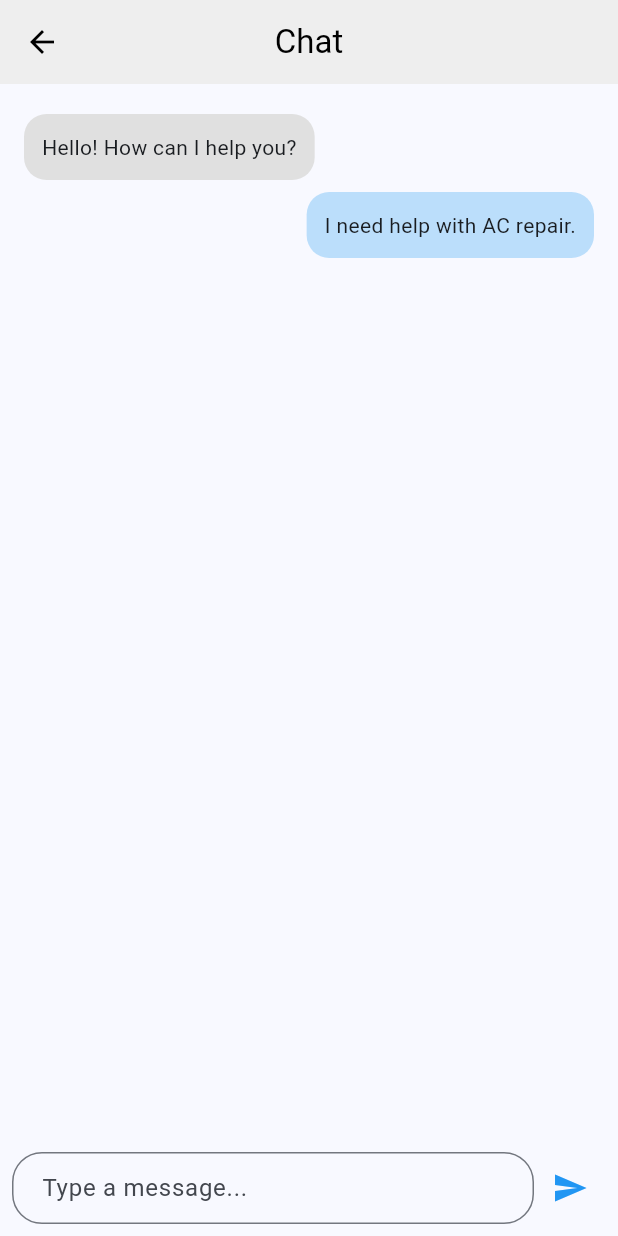
After one commit to Humer-r5/Extra-Cash-App, a Flutter app: the TechChatScreen screen opened directly, on a phone screen of 412 x 824 dp. The commit adds this screen. Run offline on Flutter 3.47's test engine with Material 3 defaults, Android fonts, the phone set to English and light mode, and no system bars; our stand-ins replace flutter_otp_text_field, image_picker.

```diff
--- /dev/null
+++ b/lib/screens/tech_chat_screen.dart
@@ -0,0 +1,83 @@
+import 'package:flutter/material.dart';
+
+class TechChatScreen extends StatelessWidget {
+  const TechChatScreen({super.key});
+
+  @override
+  Widget build(BuildContext context) {
+    return Scaffold(
+      appBar: AppBar(
+        backgroundColor: Colors.grey[200],
+        leading: IconButton(
+          icon: Icon(Icons.arrow_back, color: Colors.black),
+          onPressed: () {
+            Navigator.pop(context); // Go back to Technician Details Page
+          },
+        ),
+        title: Text("Chat", style: TextStyle(color: Colors.black)),
+        centerTitle: true,
+        elevation: 0,
+      ),
+      body: Column(
+        children: [
+          Expanded(
+            child: ListView(
+              padding: EdgeInsets.all(16),
+              children: [
+                ChatBubble(text: "Hello! How can I help you?", isSender: false),
+                ChatBubble(text: "I need help with AC repair.", isSender: true),
+              ],
+            ),
+          ),
+          // Chat Input Field
+          Padding(
+            padding: EdgeInsets.all(8.0),
+            child: Row(
+              children: [
+                Expanded(
+                  child: TextField(
+                    decoration: InputDecoration(
+                      hintText: "Type a message...",
+                      border: OutlineInputBorder(
+                        borderRadius: BorderRadius.circular(20),
+                      ),
+                      contentPadding: EdgeInsets.symmetric(horizontal: 16),
+                    ),
+                  ),
+                ),
+                IconButton(
+                  icon: Icon(Icons.send, color: Colors.blue),
+                  onPressed: () {},
+                ),
+              ],
+            ),
+          ),
+        ],
+      ),
+    );
+  }
+}
+
+// Chat Bubble Widget
+class ChatBubble extends StatelessWidget {
+  final String text;
+  final bool isSender;
+
+  const ChatBubble({super.key, required this.text, required this.isSender});
+
+  @override
+  Widget build(BuildContext context) {
+    return Align(
+      alignment: isSender ? Alignment.centerRight : Alignment.centerLeft,
+      child: Container(
+        margin: EdgeInsets.symmetric(vertical: 4),
+        padding: EdgeInsets.all(12),
+        decoration: BoxDecoration(
+          color: isSender ? Colors.blue[100] : Colors.grey[300],
+          borderRadius: BorderRadius.circular(15),
+        ),
+        child: Text(text, style: TextStyle(fontSize: 14)),
+      ),
+    );
+  }
+}
--- a/lib/screens/tech_issue_detail_page.dart
+++ b/lib/screens/tech_issue_detail_page.dart
@@ -1,8 +1,10 @@
+import 'package:extra_cash_app/screens/tech_chat_screen.dart';
 import 'package:flutter/material.dart';
 
 class TechIssueDetailPage extends StatefulWidget {
   final Map<String, dynamic> issue;
-  final Function onDecline; // Callback function to remove the issue from the list
+  final Function
+  onDecline; // Callback function to remove the issue from the list
 
   const TechIssueDetailPage({
     super.key,
@@ -183,7 +185,10 @@ class _TechIssueDetailPageState extends State<TechIssueDetailPage> {
                 padding: const EdgeInsets.only(top: 20),
                 child: ElevatedButton.icon(
                   onPressed: () {
-                    // Navigate to chat screen (add the correct navigation)
+                    Navigator.push(
+                      context,
+                      MaterialPageRoute(builder: (context) => TechChatScreen()),
+                    ); // Navigate to chat screen (add the correct navigation)
                   },
                   style: ElevatedButton.styleFrom(
                     backgroundColor: Colors.black,
```
